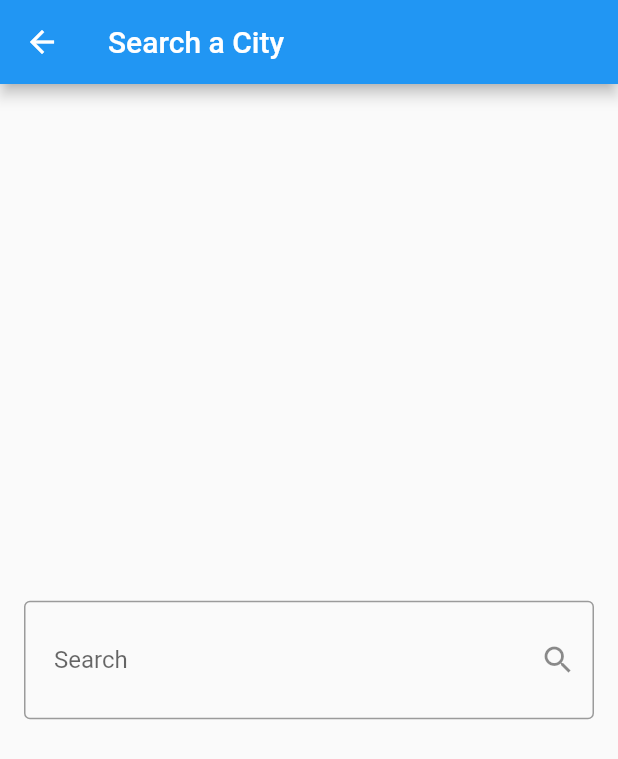
After one commit to mahmoudlotf0/weather-app, a Flutter app: the SearchPage screen opened directly, on a phone screen of 412 x 824 dp. The commit adds this screen. Shown: the top 759 px of the screen. Run offline on Flutter 3.47's test engine with Material 2 defaults, Android fonts, the phone set to English and light mode, and no system bars; statements that could not run were skipped.

Commit message:
Add Provider In main

```diff
--- a/lib/main.dart
+++ b/lib/main.dart
@@ -1,4 +1,6 @@
 import 'package:flutter/material.dart';
+import 'package:provider/provider.dart';
+import 'package:weatherapp/providers/weather_provider.dart';
 import 'package:weatherapp/ui/pages/home/home_page.dart';
 
 void main() {
@@ -10,10 +12,15 @@ class WeatherApp extends StatelessWidget {
 
   @override
   Widget build(BuildContext context) {
-    return MaterialApp(
-      debugShowCheckedModeBanner: false,
-      theme: ThemeData(),
-      home: HomePage(),
+    return Provider<WeatherProvider>(
+      create: (context) {
+        return WeatherProvider();
+      },
+      child: MaterialApp(
+        debugShowCheckedModeBanner: false,
+        theme: ThemeData(),
+        home: HomePage(),
+      ),
     );
   }
 }
--- /dev/null
+++ b/lib/providers/weather_provider.dart
@@ -0,0 +1,7 @@
+import 'package:flutter/cupertino.dart';
+import 'package:provider/provider.dart';
+import 'package:weatherapp/models/weather_model.dart';
+
+class WeatherProvider {
+  WeatherModel? weatherData;
+}
--- /dev/null
+++ b/lib/ui/pages/search/search_page.dart
@@ -0,0 +1,42 @@
+import 'package:flutter/material.dart';
+import 'package:provider/provider.dart';
+import 'package:weatherapp/models/weather_model.dart';
+import 'package:weatherapp/providers/weather_provider.dart';
+import 'package:weatherapp/resources/strings.dart';
+import 'package:weatherapp/services/weather_services.dart';
+
+// ignore: must_be_immutable
+class SearchPage extends StatelessWidget {
+  SearchPage({Key? key}) : super(key: key);
+  String? cityName;
+  @override
+  Widget build(BuildContext context) {
+    return Scaffold(
+      appBar: AppBar(
+        title: const Text(AppString.titleSearchPageAppBar),
+      ),
+      body: Center(
+        child: Padding(
+          padding: const EdgeInsets.symmetric(horizontal: 16),
+          child: TextField(
+            onSubmitted: (String data) async {
+              cityName = data;
+              WeatherServices services = WeatherServices();
+              WeatherModel weather =
+                  await services.getWeather(cityName: cityName!);
+              Provider.of<WeatherProvider>(context).weatherData = weather;
+            },
+            decoration: const InputDecoration(
+              contentPadding:
+                  EdgeInsets.symmetric(vertical: 30, horizontal: 20),
+              suffixIcon: Icon(Icons.search),
+              hintText: 'Enter a City',
+              border: OutlineInputBorder(),
+              label: Text('Search'),
+            ),
+          ),
+        ),
+      ),
+    );
+  }
+}
```
Also changed, not shown: lib/ui/pages/home/search_button.dart (added, +22 -0 lines).
